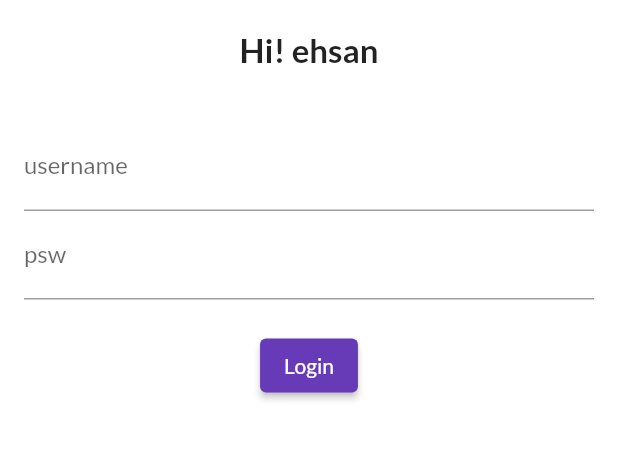
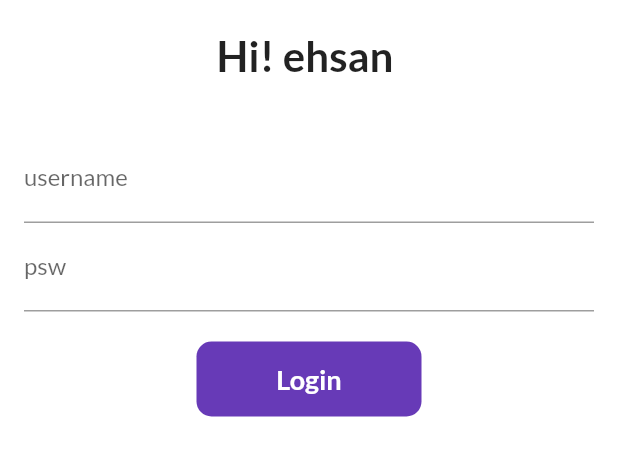
Before and after one commit to ehsanyaqoob/flutter-learnings, a Flutter app: the screen it shows after launch, on a phone screen of 412 x 824 dp, the part 338-814 px from its top. Run offline on Flutter 3.47's test engine with Material 2 defaults, Android fonts, the phone set to English and light mode, and no system bars; our stand-ins replace google_fonts.

Commit message:
day6 commit

```diff
--- a/lib/pages/login_page.dart
+++ b/lib/pages/login_page.dart
@@ -2,9 +2,16 @@ import 'package:flutter/material.dart';
 
 import '../routes.dart';
 
-class LoginPage extends StatelessWidget {
+class LoginPage extends StatefulWidget {
   const LoginPage({Key? key}) : super(key: key);
 
+  @override
+  State<LoginPage> createState() => _LoginPageState();
+}
+
+class _LoginPageState extends State<LoginPage> {
+  String name = '';
+  bool changeButton = false;
   @override
   Widget build(BuildContext context) {
     return Material(
@@ -17,9 +24,9 @@ class LoginPage extends StatelessWidget {
           ),
           SizedBox(height: 20.0),
           Text(
-            'Hi! ehsan',
+            'Hi! ehsan $name',
             style: TextStyle(
-              fontSize: 22,
+              fontSize: 28,
               fontWeight: FontWeight.bold,
             ),
           ),
@@ -35,19 +42,56 @@ class LoginPage extends StatelessWidget {
                   ),
                 ),
                 TextField(
+                  obscureText: true,
                   decoration: InputDecoration(
                     hintText: 'enter psw',
                     labelText: 'psw',
                   ),
+                  onChanged: (value) {
+                    name = value;
+                    setState(() {});
+                  },
                 ),
                 SizedBox(height: 20.0),
-                ElevatedButton(
-                  child: Text('Login'),
-                  style: TextButton.styleFrom(),
-                  onPressed: () {
+
+                InkWell(
+                  onTap: () async {
+                    setState(() {
+                      changeButton = true;
+                    });
+
+                    // ignore: unused_local_variable
+                    await Future.delayed(Duration(seconds: 1));
                     Navigator.pushNamed(context, MyRoutes.homeRoutes);
                   },
+                  child: AnimatedContainer(
+                      duration: Duration(seconds: 1),
+                      height: 50,
+                      width: changeButton ? 50 : 150,
+                      alignment: Alignment.center,
+                      child: changeButton
+                          ? Icon(
+                              Icons.done,
+                              color: Colors.white,
+                            )
+                          : Text('Login',
+                              style: TextStyle(
+                                color: Colors.white,
+                                fontWeight: FontWeight.bold,
+                                fontSize: 18,
+                              )),
+                      decoration: BoxDecoration(
+                        color: Colors.deepPurple,
+                        borderRadius: BorderRadius.circular(10),
+                      )),
                 )
+                // ElevatedButton(
+                //   child: Text('Login'),
+                //   style: TextButton.styleFrom(),
+                //   onPressed: () {
+                //     Navigator.pushNamed(context, MyRoutes.homeRoutes);
+                //   },
+                // )
               ],
             ),
           )
```
